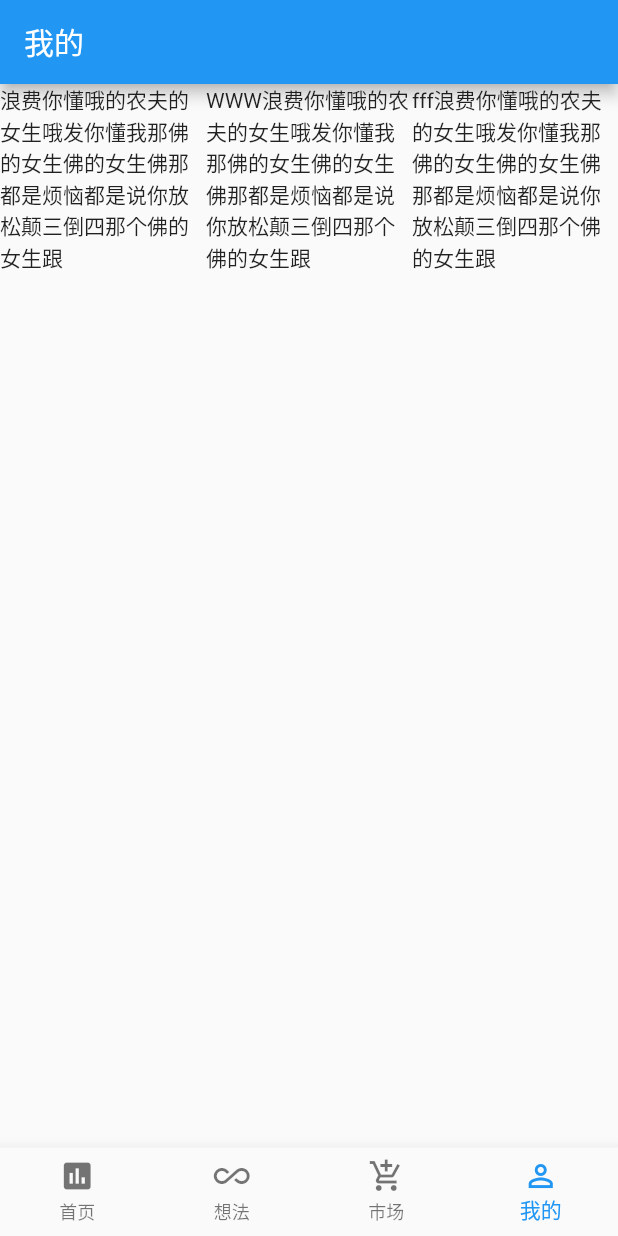
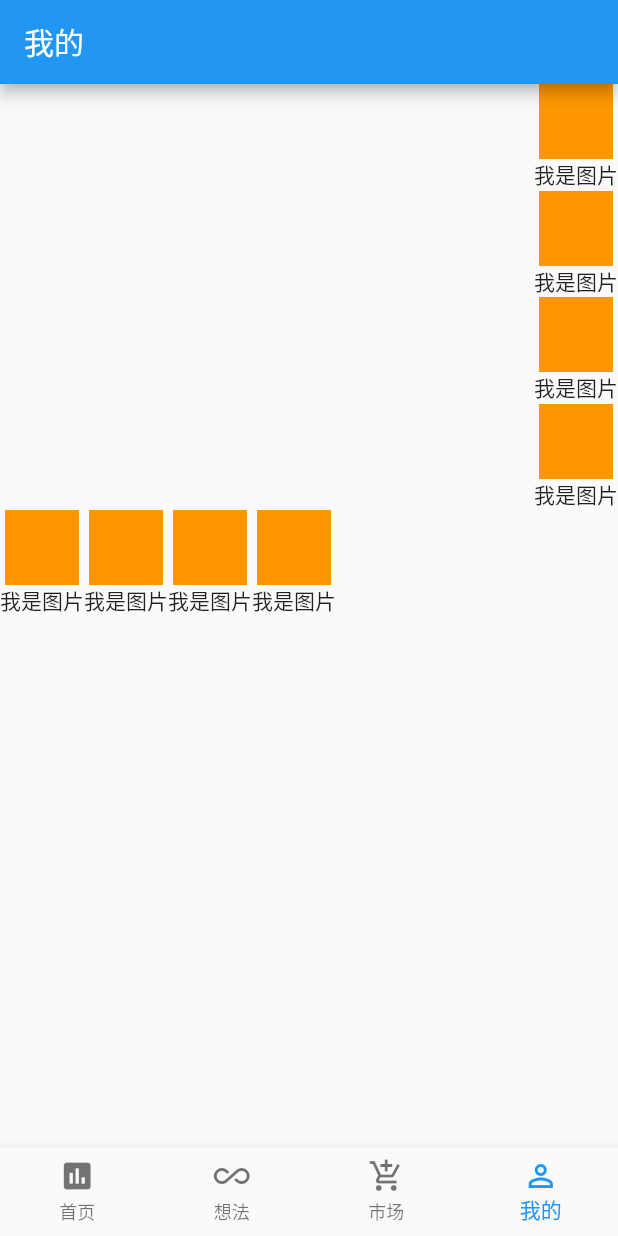
Before and after one commit to Unrealplace/flutterapp, a Flutter app: the screen it shows after launch, item 4 of the bottom bar chosen, on a phone screen of 412 x 824 dp. Run offline on Flutter 3.47's test engine with Material 2 defaults, Android fonts, the phone set to English and light mode, and no system bars; network calls fail.

Commit message:
垂直布局和水平布局学习

```diff
--- a/flutter_demo1/lib/MyPage/my_page.dart
+++ b/flutter_demo1/lib/MyPage/my_page.dart
@@ -16,20 +16,61 @@ class _MyPageState extends State<MyPage> {
             new Container()
           ],
         ),
-        body: Row(
+        body:Column(
+          crossAxisAlignment: CrossAxisAlignment.end,
           children: <Widget>[
-            Expanded(
-              child: Text('浪费你懂哦的农夫的女生哦发你懂我那佛的女生佛的女生佛那都是烦恼都是说你放松颠三倒四那个佛的女生跟 '),
-            ),
-            Expanded(
-              child: Text('WWW浪费你懂哦的农夫的女生哦发你懂我那佛的女生佛的女生佛那都是烦恼都是说你放松颠三倒四那个佛的女生跟 '),
-            ),
-            Expanded(
-              child: Text('fff浪费你懂哦的农夫的女生哦发你懂我那佛的女生佛的女生佛那都是烦恼都是说你放松颠三倒四那个佛的女生跟 '),
-            ),
+            MyCloumn(),
+            MyRow(),
           ],
         ),
       ),
     );
   }
 }
+
+class MyCloumn extends StatelessWidget {
+  @override
+  Widget build(BuildContext context) {
+    // TODO: implement build
+      return Column(
+        crossAxisAlignment: CrossAxisAlignment.start,
+        children: <Widget>[
+          MyImageButton(),
+          MyImageButton(),
+          MyImageButton(),
+          MyImageButton(),
+        ],
+      );
+  }
+}
+
+class MyRow extends StatelessWidget {
+  @override
+  Widget build(BuildContext context) {
+    // TODO: implement build
+    return Row(
+      mainAxisAlignment: MainAxisAlignment.start,
+      children: <Widget>[
+        MyImageButton(),
+        MyImageButton(),
+        MyImageButton(),
+        MyImageButton(),
+      ],
+    );
+  }
+}
+
+class MyImageButton extends StatelessWidget {
+  @override
+  Widget build(BuildContext context) {
+    // TODO: implement build
+    return Column(
+      crossAxisAlignment: CrossAxisAlignment.center,
+      mainAxisAlignment: MainAxisAlignment.center,
+      children: <Widget>[
+        Image.asset("assets/images/test.png",width: 50,height: 50,color: Colors.orange,),
+        Text('我是图片'),
+      ],
+    );
+  }
+}
--- a/flutter_demo1/pubspec.yaml
+++ b/flutter_demo1/pubspec.yaml
@@ -44,7 +44,8 @@ flutter:
   uses-material-design: true
 
   # To add assets to your application, add an assets section, like this:
-  # assets:
+  assets:
+    - assets/images/test.png
   #  - images/a_dot_burr.jpeg
   #  - images/a_dot_ham.jpeg
 
```
Also changed, not shown: flutter_demo1/assets/images/test.png (added), flutter_demo1/pubspec.lock.
